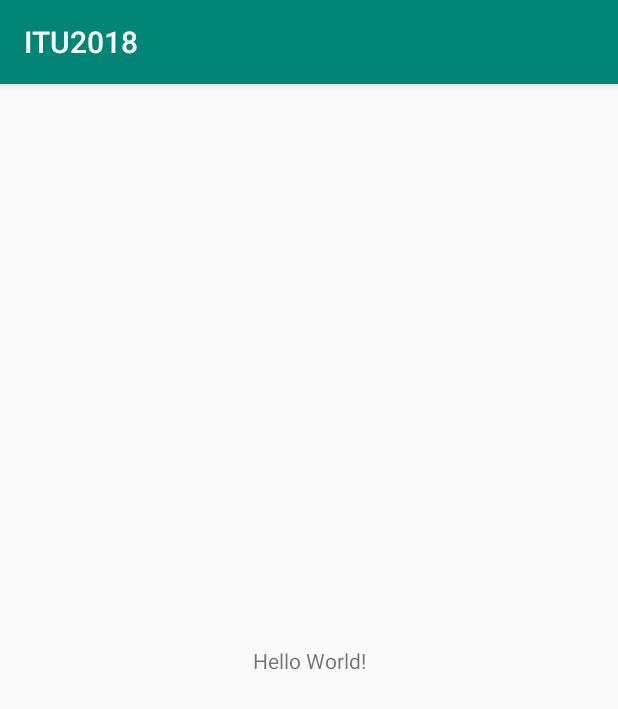
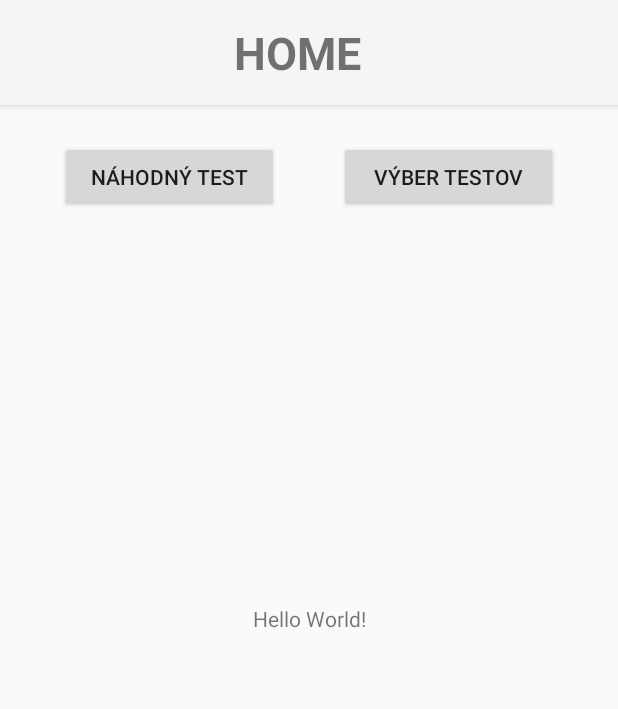
Before and after one commit to xbohov01/FIT2018_19-ITU, an Android app: the screen it shows after launch (MainActivity), on a phone screen of 412 x 824 dp. Shown: the top 709 px of the screen. Run offline under Robolectric (Android 15) with nearby library versions, the light colour scheme and no system bars.

Commit message:
Started on main menu

```diff
--- a/app/src/main/AndroidManifest.xml
+++ b/app/src/main/AndroidManifest.xml
@@ -8,7 +8,7 @@
         android:label="@string/app_name"
         android:roundIcon="@mipmap/ic_launcher_round"
         android:supportsRtl="true"
-        android:theme="@style/AppTheme">
+        android:theme="@style/Theme.AppCompat.Light.NoActionBar">
         <activity android:name=".MainActivity">
             <intent-filter>
                 <action android:name="android.intent.action.MAIN" />
@@ -16,6 +16,7 @@
                 <category android:name="android.intent.category.LAUNCHER" />
             </intent-filter>
         </activity>
+        <activity android:name=".RandomTestActivity"></activity>
     </application>
 
 </manifest>
--- a/app/src/main/java/team7/itu2018/MainActivity.java
+++ b/app/src/main/java/team7/itu2018/MainActivity.java
@@ -1,7 +1,10 @@
 package team7.itu2018;
 
+import android.content.Intent;
 import android.support.v7.app.AppCompatActivity;
 import android.os.Bundle;
+import android.view.View;
+import android.support.v7.widget.Toolbar;
 
 public class MainActivity extends AppCompatActivity {
 
@@ -9,5 +12,15 @@ public class MainActivity extends AppCompatActivity {
     protected void onCreate(Bundle savedInstanceState) {
         super.onCreate(savedInstanceState);
         setContentView(R.layout.activity_main);
+        Toolbar myToolbar = (Toolbar) findViewById(R.id.mainMenuToolbar);
+        setSupportActionBar(myToolbar);
+    }
+
+    //Called when user selects random test button
+    public void randomTestButton(View view){
+        //Intent to do whatevs
+        Intent intent = new Intent(this, RandomTestActivity.class);
+        //Add additional data if needed
+        startActivity(intent);
     }
 }
--- /dev/null
+++ b/app/src/main/java/team7/itu2018/RandomTestActivity.java
@@ -0,0 +1,13 @@
+package team7.itu2018;
+
+import android.support.v7.app.AppCompatActivity;
+import android.os.Bundle;
+
+public class RandomTestActivity extends AppCompatActivity {
+
+    @Override
+    protected void onCreate(Bundle savedInstanceState) {
+        super.onCreate(savedInstanceState);
+        setContentView(R.layout.activity_random_test);
+    }
+}
--- a/app/src/main/res/layout/activity_main.xml
+++ b/app/src/main/res/layout/activity_main.xml
@@ -5,6 +5,42 @@
     android:layout_width="match_parent"
     android:layout_height="match_parent"
     tools:context=".MainActivity">
+
+    <android.support.v7.widget.Toolbar
+        android:id="@+id/mainMenuToolbar"
+        android:layout_width="match_parent"
+        android:layout_height="70dp"
+        android:background="?attr/colorPrimary"
+        android:elevation="4dp"
+        android:theme="@style/ThemeOverlay.AppCompat.ActionBar"
+        app:layout_constraintEnd_toEndOf="parent"
+        app:layout_constraintHorizontal_bias="1.0"
+        app:layout_constraintStart_toStartOf="parent"
+        app:layout_constraintTop_toTopOf="parent"
+        app:popupTheme="@style/ThemeOverlay.AppCompat.Light">
+
+        <RelativeLayout
+            android:layout_width="match_parent"
+            android:layout_height="wrap_content">
+
+            <TextView
+                android:id="@+id/textView"
+                android:layout_width="wrap_content"
+                android:layout_height="wrap_content"
+                android:layout_alignParentStart="true"
+                android:layout_alignParentTop="true"
+                android:layout_marginStart="140dp"
+                android:layout_marginTop="0dp"
+                android:text="HOME"
+                android:textSize="30sp"
+                android:textStyle="bold"
+                tools:layout_editor_absoluteX="159dp" />
+
+        </RelativeLayout>
+
+    </android.support.v7.widget.Toolbar>
+
+
 
     <TextView
         android:layout_width="wrap_content"
@@ -15,4 +51,30 @@
         app:layout_constraintRight_toRightOf="parent"
         app:layout_constraintTop_toTopOf="parent" />
 
+    <Button
+        android:id="@+id/random_test"
+        android:layout_width="0dp"
+        android:layout_height="wrap_content"
+        android:layout_marginStart="40dp"
+        android:layout_marginTop="24dp"
+        android:onClick="randomTestButton"
+        android:text="Náhodný test"
+        app:layout_constraintEnd_toStartOf="@+id/select_test"
+        app:layout_constraintHorizontal_bias="0.5"
+        app:layout_constraintStart_toStartOf="parent"
+        app:layout_constraintTop_toBottomOf="@+id/mainMenuToolbar" />
+
+    <Button
+        android:id="@+id/select_test"
+        android:layout_width="0dp"
+        android:layout_height="wrap_content"
+        android:layout_marginStart="40dp"
+        android:layout_marginTop="24dp"
+        android:layout_marginEnd="40dp"
+        android:text="Výber testov"
+        app:layout_constraintEnd_toEndOf="parent"
+        app:layout_constraintHorizontal_bias="0.5"
+        app:layout_constraintStart_toEndOf="@+id/random_test"
+        app:layout_constraintTop_toBottomOf="@+id/mainMenuToolbar" />
+
 </android.support.constraint.ConstraintLayout>
--- /dev/null
+++ b/app/src/main/res/layout/activity_random_test.xml
@@ -0,0 +1,9 @@
+<?xml version="1.0" encoding="utf-8"?>
+<android.support.constraint.ConstraintLayout xmlns:android="http://schemas.android.com/apk/res/android"
+    xmlns:app="http://schemas.android.com/apk/res-auto"
+    xmlns:tools="http://schemas.android.com/tools"
+    android:layout_width="match_parent"
+    android:layout_height="match_parent"
+    tools:context=".RandomTestActivity">
+
+</android.support.constraint.ConstraintLayout>
```
